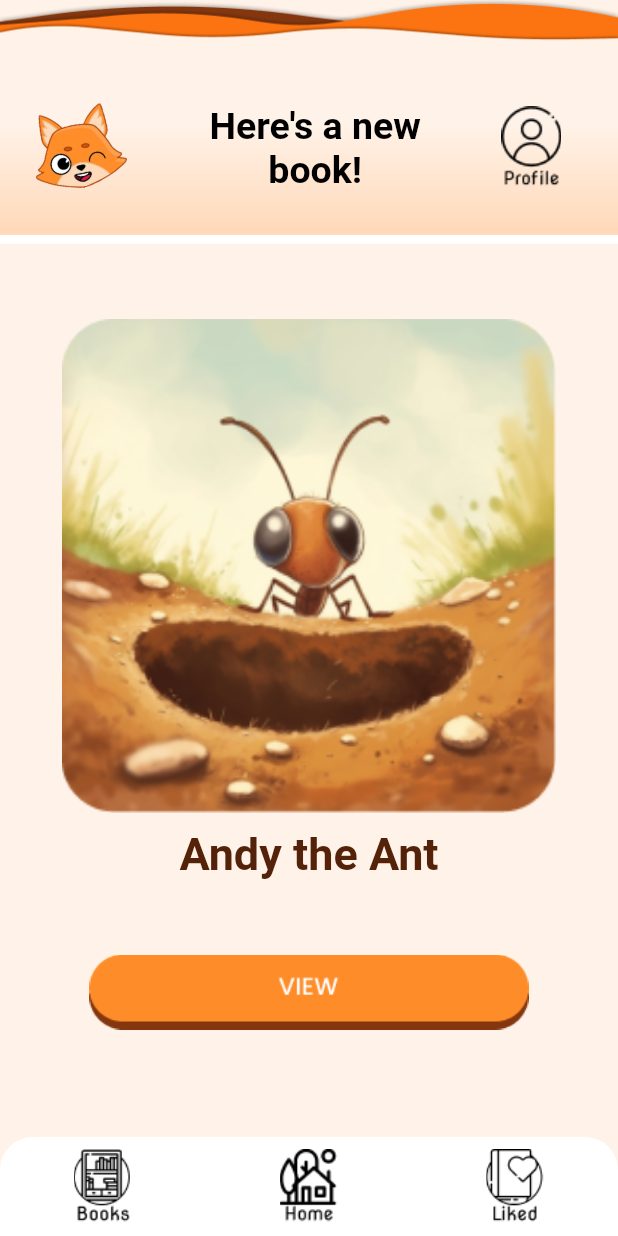
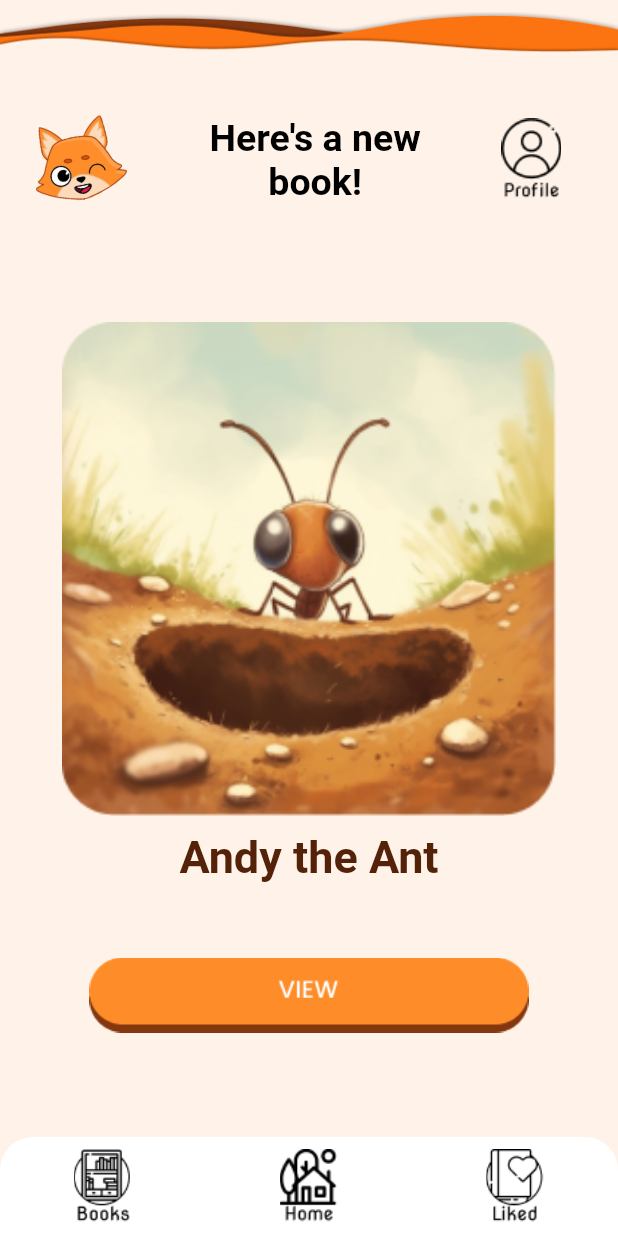
Before and after one commit to COS301-SE-2023/AI-Generated-Children-s-Stories, a Flutter app: the Home screen opened by its route, on a phone screen of 412 x 824 dp. Run offline on Flutter 3.47's test engine with Material 2 defaults, Android fonts, the phone set to English and light mode, and no system bars; our stand-ins replace carousel_slider; generated files the repository leaves out were written again.

Commit message:
fixed header

```diff
--- a/lib/myHeader.dart
+++ b/lib/myHeader.dart
@@ -17,32 +17,35 @@ class _MyHeaderState extends State<MyHeader> {
   Widget build(BuildContext context) {
     return Container(
       decoration: const BoxDecoration(
-        border: Border(
-          bottom: BorderSide(width: 6, color: Color.fromARGB(255, 255, 255, 255)),
-        ),
+        // border: Border(
+        //   bottom: BorderSide(width: 6, color: Color.fromARGB(255, 255, 255, 255)),
+        // ),
 
-        gradient: LinearGradient(
-          begin: Alignment.topCenter,
-          end: Alignment.bottomCenter,
-          colors: [
-            //rgb(255, 243, 233)
-            Color.fromARGB(255, 255, 243, 233),
-            Color.fromARGB(255, 255, 243, 233),
-            Color.fromARGB(255, 255, 214, 180),
-          ],
-        ),
+        // gradient: LinearGradient(
+        //   begin: Alignment.topCenter,
+        //   end: Alignment.bottomCenter,
+        //   colors: [
+        //     //rgb(255, 243, 233)
+        //     Color.fromARGB(255, 255, 243, 233),
+        //     Color.fromARGB(255, 255, 243, 233),
+        //     Color.fromARGB(255, 255, 214, 180),
+        //   ],
+        // ),
 
       ),
       child: Column(
         children: [
         Row(children: [
-          Container(
+          Padding(
+            padding: const EdgeInsets.only(top: 8.0),
+            child: Container(
               width: MediaQuery.of(context).size.width,
               height: MediaQuery.of(context).size.width * 0.1,
               decoration: const BoxDecoration(
                 image: DecorationImage(
                   fit: BoxFit.fill,
                   image: AssetImage('assets/images/Wave.png'),
+                ),
               ),
             ),
           ),
--- a/lib/story_list.dart
+++ b/lib/story_list.dart
@@ -24,6 +24,7 @@ class _StoryListState extends State<StoryList> {
     'Benny the Bear',
     'Honey the Kitty'
   ];
+
 
   @override
   Widget build(BuildContext context) {
@@ -124,6 +125,7 @@ class _StoryListState extends State<StoryList> {
 
       ),
       bottomNavigationBar: NavbarWidget(),
+
     );
   }
 }
```
Also changed, not shown: lib/storyPreview.dart (deleted). Lines whose indentation alone changed are shown as unchanged.
